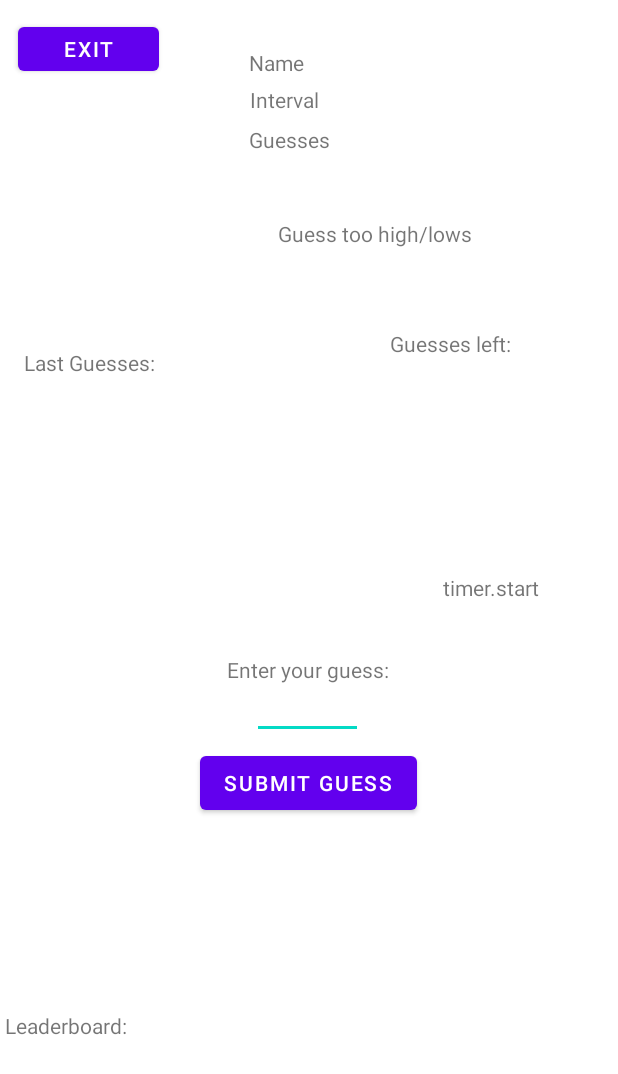
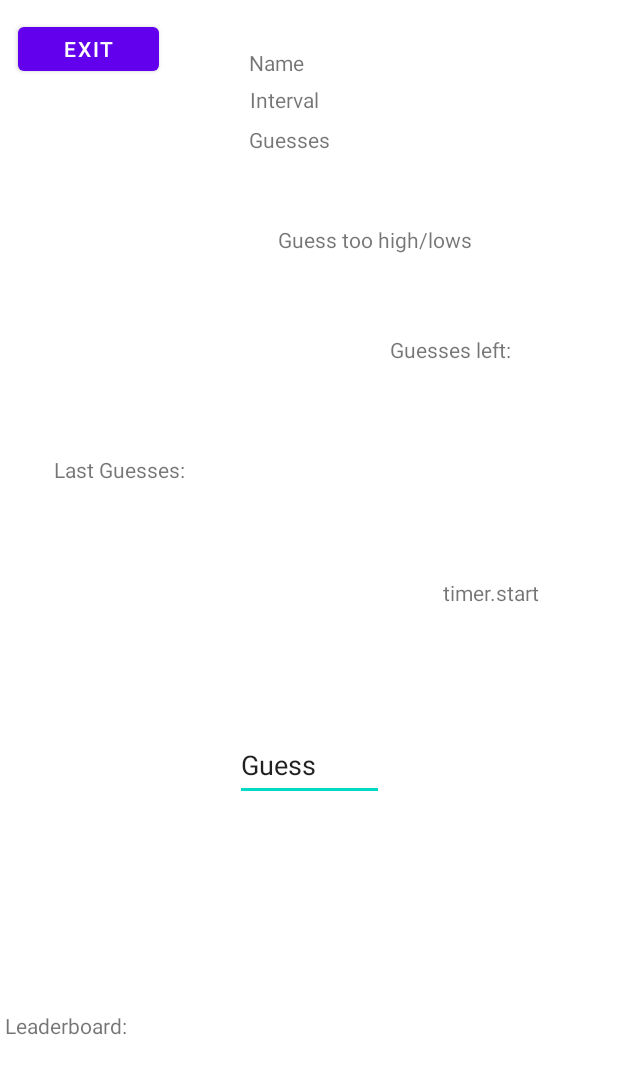
Before and after one commit to fozithebear/guessingGame, an Android app: the layout activity_game_on.xml on its own in the app's theme, with its tools: preview values and no code run, on a phone screen of 412 x 824 dp. Shown: the top 1074 px of the screen. Run offline under Robolectric (Android 15) with nearby library versions, the phone set to English and light mode, and no system bars.

Commit message:
pp whatever

```diff
--- a/app/src/main/java/com/example/numakinator2/GameOn.java
+++ b/app/src/main/java/com/example/numakinator2/GameOn.java
@@ -43,6 +43,7 @@ public class GameOn extends AppCompatActivity {
             useGuesses = 20;
         }
 
+
         String strInterval = "Chosen Interval: 0 to " + Integer.toString(useInterval);
         String strGuesses = "Starting Guesses: " + Integer.toString(useGuesses);
         String displayName = "Name: " + useName;
--- a/app/src/main/res/layout/activity_game_on.xml
+++ b/app/src/main/res/layout/activity_game_on.xml
@@ -17,7 +17,7 @@
         app:layout_constraintHorizontal_bias="0.664"
         app:layout_constraintStart_toStartOf="parent"
         app:layout_constraintTop_toTopOf="parent"
-        app:layout_constraintVertical_bias="0.184" />
+        app:layout_constraintVertical_bias="0.189" />
 
     <TextView
         android:id="@+id/test1"
@@ -39,10 +39,10 @@
         android:text="Last Guesses:"
         app:layout_constraintBottom_toBottomOf="parent"
         app:layout_constraintEnd_toEndOf="parent"
-        app:layout_constraintHorizontal_bias="0.05"
+        app:layout_constraintHorizontal_bias="0.113"
         app:layout_constraintStart_toStartOf="parent"
         app:layout_constraintTop_toTopOf="parent"
-        app:layout_constraintVertical_bias="0.344" />
+        app:layout_constraintVertical_bias="0.45" />
 
     <TextView
         android:id="@+id/timebox"
@@ -58,16 +58,16 @@
 
     <EditText
         android:id="@+id/editTextTextPersonName4"
-        android:layout_width="74dp"
-        android:layout_height="33dp"
+        android:layout_width="99dp"
+        android:layout_height="48dp"
         android:ems="10"
         android:inputType="number"
+        android:text="Guess"
         app:layout_constraintBottom_toBottomOf="parent"
         app:layout_constraintEnd_toEndOf="parent"
-        app:layout_constraintHorizontal_bias="0.498"
         app:layout_constraintStart_toStartOf="parent"
         app:layout_constraintTop_toTopOf="parent"
-        app:layout_constraintVertical_bias="0.581" />
+        app:layout_constraintVertical_bias="0.626" />
 
     <TextView
         android:id="@+id/textView6"
@@ -124,28 +124,4 @@
         app:layout_constraintTop_toBottomOf="@+id/showInterval"
         app:layout_constraintVertical_bias="0.01" />
 
-    <TextView
-        android:id="@+id/guessnotify"
-        android:layout_width="wrap_content"
-        android:layout_height="wrap_content"
-        android:text="Enter your guess:"
-        app:layout_constraintBottom_toBottomOf="@+id/textView6"
-        app:layout_constraintEnd_toEndOf="parent"
-        app:layout_constraintHorizontal_bias="0.498"
-        app:layout_constraintStart_toStartOf="parent"
-        app:layout_constraintTop_toTopOf="parent"
-        app:layout_constraintVertical_bias="0.543" />
-
-    <Button
-        android:id="@+id/guessSubmit"
-        android:layout_width="wrap_content"
-        android:layout_height="wrap_content"
-        android:text="Submit Guess"
-        app:layout_constraintBottom_toBottomOf="parent"
-        app:layout_constraintEnd_toEndOf="parent"
-        app:layout_constraintHorizontal_bias="0.498"
-        app:layout_constraintStart_toStartOf="parent"
-        app:layout_constraintTop_toTopOf="parent"
-        app:layout_constraintVertical_bias="0.642" />
-
 </androidx.constraintlayout.widget.ConstraintLayout>
```
